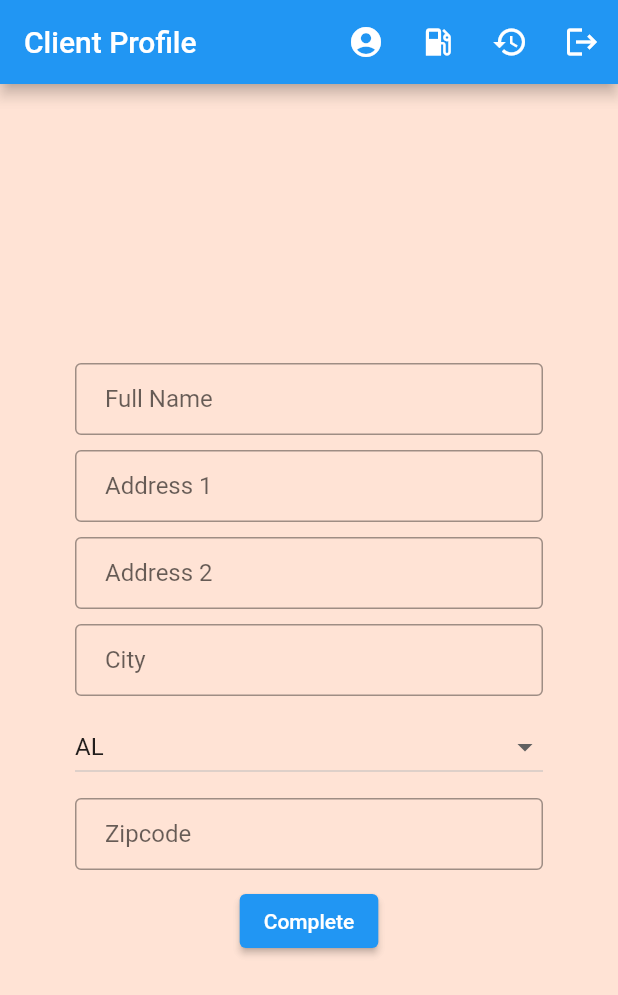
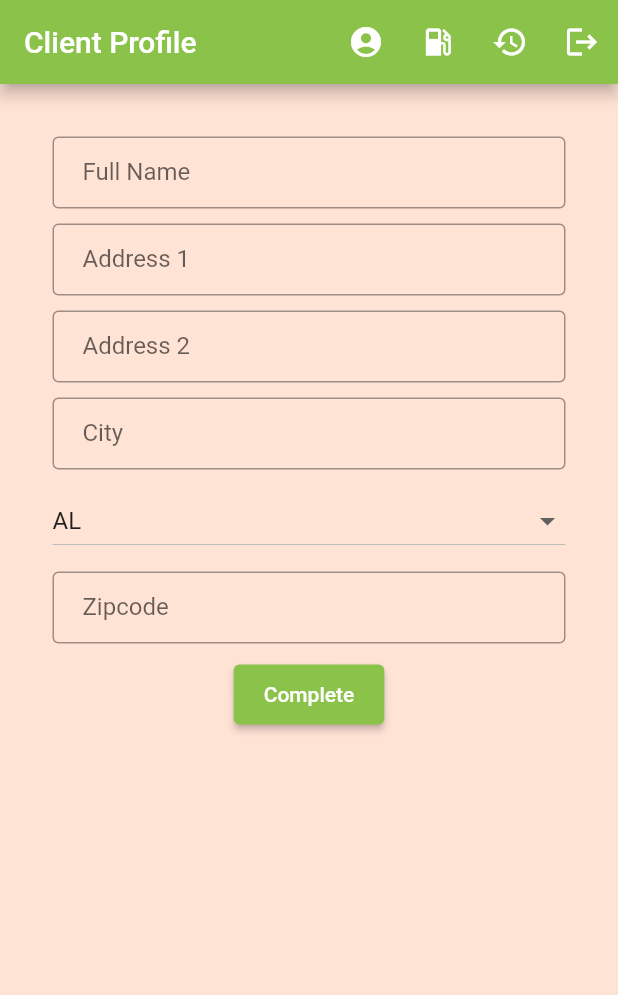
Before and after one commit to sahmbo/Software-Design-4353, a Flutter app: the ClientManagement screen opened directly, on a phone screen of 412 x 824 dp. Shown: the top 995 px of the screen. Run offline on Flutter 3.47's test engine with Material 2 defaults, Android fonts, the phone set to English and light mode, and no system bars; our stand-ins replace cloud_firestore, firebase_core, shared_preferences; accounts and stored records are empty.

Commit message:
Changed Colors & added scroll to Profile page

```diff
--- a/flutter_application_1/lib/clientManage.dart
+++ b/flutter_application_1/lib/clientManage.dart
@@ -7,7 +7,6 @@ import 'AppAuth.dart';
 import 'controller/fuelQuoteController.dart';
 import 'loginPage.dart';
 import 'profile_repo.dart';
-//import 'package:firebase_core/firebase_core.dart';
 
 void main() {
   runApp(const ClientManagementApp());
@@ -125,6 +124,7 @@ class _ClientManagementState extends State<ClientManagement> {
       //nav bar
       appBar: AppBar(
         title: const Text('Client Profile'),
+        backgroundColor: Colors.lightGreen, // Set the background color to light green
         actions: <Widget>[
           IconButton(
             icon: Icon(Icons.account_circle),
@@ -174,9 +174,10 @@ class _ClientManagementState extends State<ClientManagement> {
       ),
       //end nav bar
 
-      body: Center(
+    body: SingleChildScrollView( // Scroll
+      child: Center(
         child: Padding(
-          padding: const EdgeInsets.all(50.0),
+          padding: const EdgeInsets.all(35.0),
           child: Form(
             key: _formKey,
             child: Column(
@@ -297,18 +298,13 @@ class _ClientManagementState extends State<ClientManagement> {
                         profileController.saveAddress_2(address2Controller.text);
                         profileController.saveCity(cityController.text);
                         profileController.saveZipcode(zipcodeController.text);
-                        //print(profileController.clientManage);
-                        // Navigator.push(
-                        //   context,
-                        //   MaterialPageRoute(builder: (context) => FuelQuoteForm()),
-                        // );
+
                         String fullName = fullNameController.text;
                         String address1 = address1Controller.text;
                         String address2 = address2Controller.text;
                         String city = cityController.text;
                         String zipcode = zipcodeController.text;
                         String? username = AppAuth.instance.userName;
-
 
                       // Create a new profile map with the user's input
                       final profile = {
@@ -321,8 +317,6 @@ class _ClientManagementState extends State<ClientManagement> {
                         "Zipcode": zipcode,
                       };
                       try {
-                        // Save the profile data using the ProfileRepository instance
-                        //await profileRepository.saveProfileData(widget.testCollectionPath, username, profile);
                         // Save the profile data to Firestore
                         await FirebaseFirestore.instance.collection("Profiles").doc(username).set(profile);
                          // Create a new fuel quote map with the user's input and the delivery address
@@ -347,15 +341,20 @@ class _ClientManagementState extends State<ClientManagement> {
                         );
                       } catch (e) {
                         // Handle any errors that occurred during the save operation
-                        //print("Error saving profile: $e");
                       }
                       } else {
-                        // Alert user when form is invalid
+                        // When form is invalid
                       }
                     },
                     child: const Text('Complete'),
+                      style: ElevatedButton.styleFrom(
+                      primary: Colors.lightGreen, // Change the button color to light green
+                      onPrimary: Colors.white, // Change the text color to white
+                      padding: EdgeInsets.symmetric(horizontal: 20, vertical: 12), // Adjust the padding
+                    ),
                   ),
                 ]),
+            ),
           ),
         ),
       ),
```
